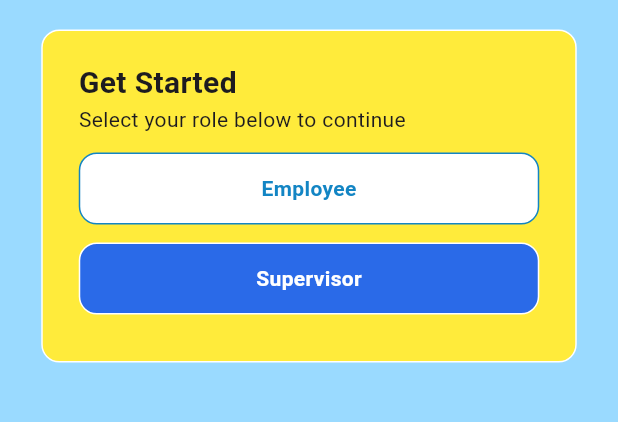
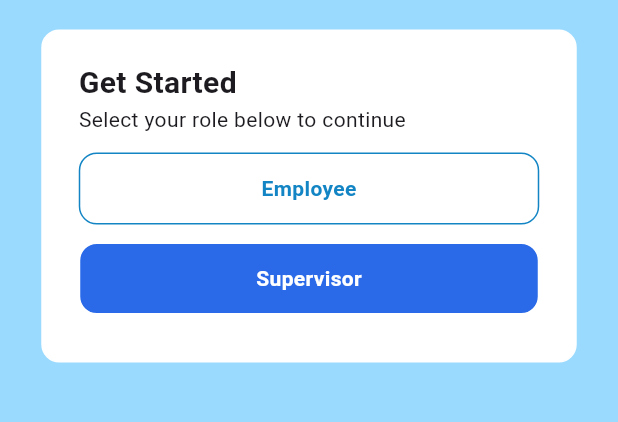
Before and after one commit to kefayatullahkhan199/tuttle, a Flutter app: the HomeScreen screen opened directly, on a phone screen of 412 x 824 dp, the part 512-934 px from its top. Run offline on Flutter 3.47's test engine with Material 3 defaults, Android fonts, the phone set to English and light mode, and no system bars; our stand-ins replace shared_preferences; accounts and stored records are empty; Roboto replaces fonts that are missing (fonts/inter_Regular.ttf).

Commit message:
new files added

```diff
--- a/lib/main.dart
+++ b/lib/main.dart
@@ -1,13 +1,8 @@
-import 'package:flutter/cupertino.dart';
 import 'package:flutter/material.dart';
 import 'package:provider/provider.dart';
 import 'package:tuttle/controllers/login_provider.dart';
-import 'package:tuttle/controllers/provider.dart';
-import 'package:tuttle/screens/home_screen.dart';
-import 'package:tuttle/screens/login_screen.dart';
 import 'package:tuttle/screens/splash_screen.dart';
 
-import 'controllers/profile_provider.dart';
 
 void main() {
   runApp(MyApp());
@@ -21,7 +16,6 @@ class MyApp extends StatelessWidget {
     return MultiProvider(
       providers: [
         ChangeNotifierProvider(create: (_) => LoginProvider()),
-        ChangeNotifierProvider(create: (_) => ProfileProvider()),
       ],
       child: MaterialApp(
         debugShowCheckedModeBanner: false,
--- a/lib/screens/home_screen.dart
+++ b/lib/screens/home_screen.dart
@@ -24,7 +24,7 @@ class HomeScreen extends StatelessWidget {
                height: 222,
                width: 357,
                decoration: BoxDecoration(
-                 color: Colors.yellow,
+                 color: Colors.white,
                  borderRadius: BorderRadius.circular(12),
                  border: Border.all(width: 1,color: Colors.white)
                ),
```
Also changed, not shown: lib/screens/login_screen.dart (+5 -8 lines).
